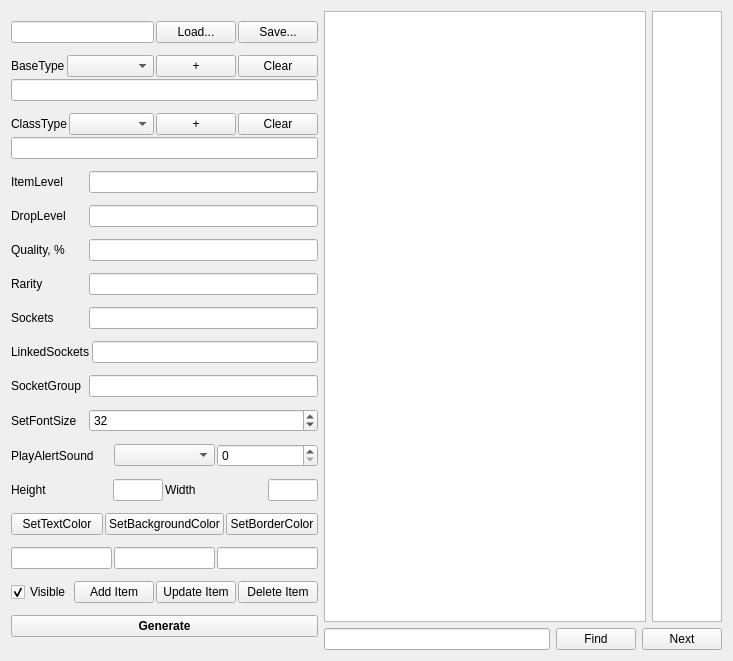
This is filter_gui.ui in UlrichVonRekkenin/PoEFilterEditor as Qt 5 draws it before an edit. The edited form follows.
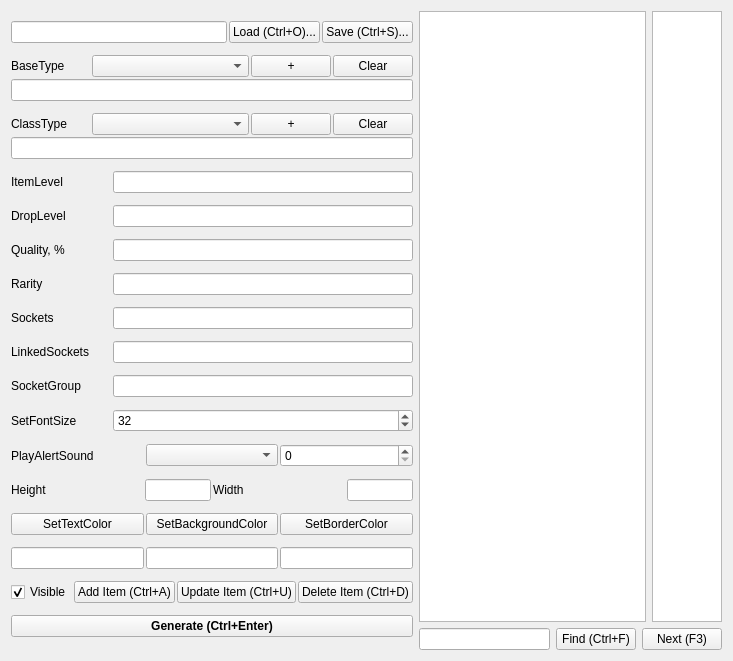
This is the edited form. Icons and pictures are not drawn.

Commit message: Instead poe.ico

Diff of the .ui file:
```diff
--- a/filter_gui.ui
+++ b/filter_gui.ui
@@ -10,6 +10,12 @@
     <height>661</height>
    </rect>
   </property>
+  <property name="minimumSize">
+   <size>
+    <width>500</width>
+    <height>600</height>
+   </size>
+  </property>
   <property name="windowTitle">
    <string>Path of Exile Filter Script Editor v1.0.2</string>
   </property>
@@ -44,7 +50,7 @@
           </sizepolicy>
          </property>
          <property name="text">
-          <string>Load...</string>
+          <string>Load (Ctrl+O)...</string>
          </property>
          <property name="shortcut">
           <string>Ctrl+O</string>
@@ -60,7 +66,7 @@
           </sizepolicy>
          </property>
          <property name="text">
-          <string>Save...</string>
+          <string>Save (Ctrl+S)...</string>
          </property>
          <property name="shortcut">
           <string>Ctrl+S</string>
@@ -603,7 +609,7 @@
        <item>
         <widget class="QPushButton" name="btnAdd">
          <property name="text">
-          <string>Add Item</string>
+          <string>Add Item (Ctrl+A)</string>
          </property>
          <property name="shortcut">
           <string>Ctrl+A</string>
@@ -613,7 +619,7 @@
        <item>
         <widget class="QPushButton" name="btnUpdate">
          <property name="text">
-          <string>Update Item</string>
+          <string>Update Item (Ctrl+U)</string>
          </property>
          <property name="shortcut">
           <string>Ctrl+R</string>
@@ -623,7 +629,7 @@
        <item>
         <widget class="QPushButton" name="btnDel">
          <property name="text">
-          <string>Delete Item</string>
+          <string>Delete Item (Ctrl+D)</string>
          </property>
          <property name="shortcut">
           <string>Ctrl+D</string>
@@ -647,7 +653,7 @@
         </font>
        </property>
        <property name="text">
-        <string>Generate</string>
+        <string>Generate (Ctrl+Enter)</string>
        </property>
        <property name="shortcut">
         <string>Ctrl+Enter</string>
@@ -706,7 +712,7 @@
           </sizepolicy>
          </property>
          <property name="text">
-          <string>Find</string>
+          <string>Find (Ctrl+F)</string>
          </property>
          <property name="shortcut">
           <string>Ctrl+F</string>
@@ -722,7 +728,7 @@
           </sizepolicy>
          </property>
          <property name="text">
-          <string>Next</string>
+          <string>Next (F3)</string>
          </property>
          <property name="shortcut">
           <string>F3</string>
```
Left out of the diff: 8 changed lines with no effect on the pictures.
